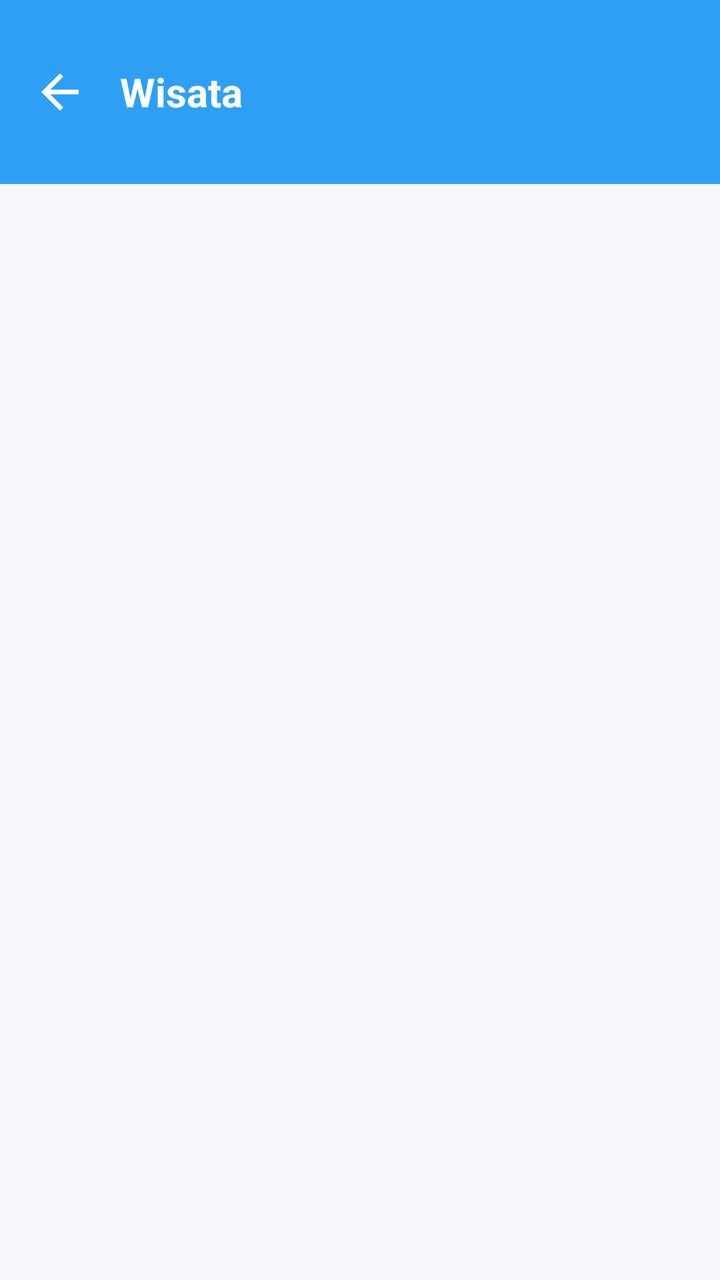
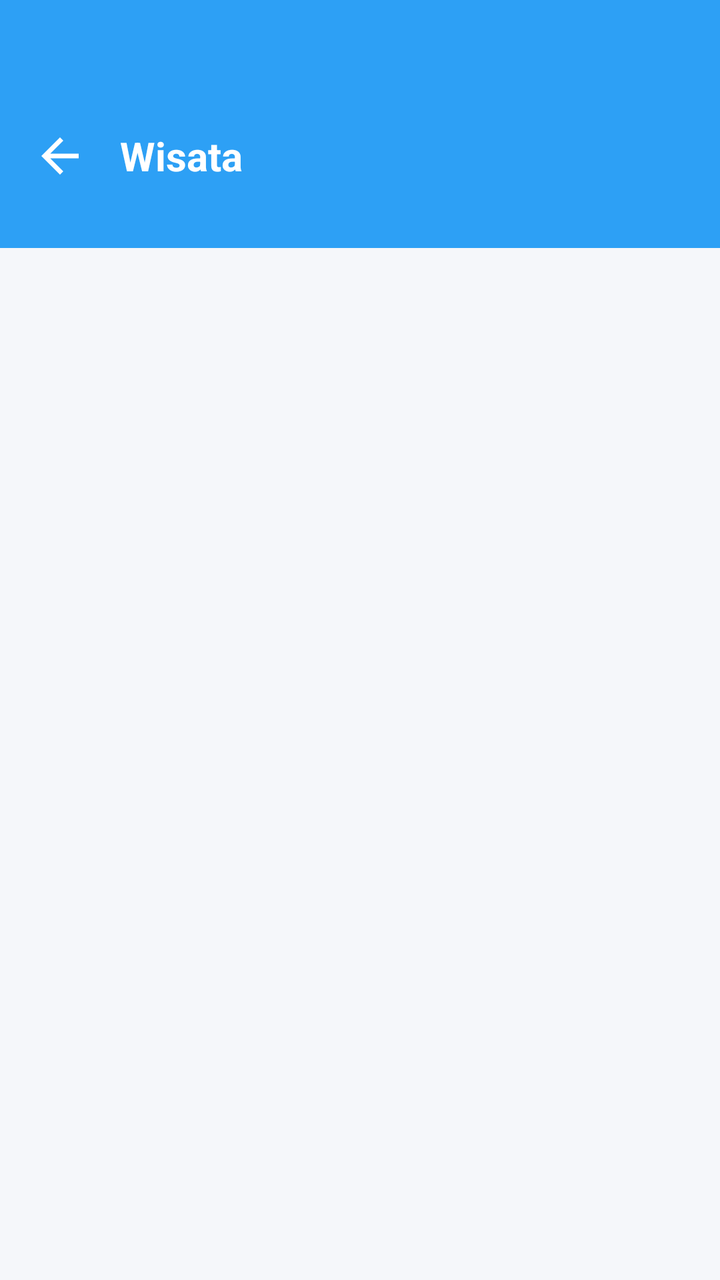

Compare the two renders of this Android layout. The source of the first and the diff that turns it into the second are given below.
<!-- AndroidManifest.xml: application theme Theme.WisataGo -->
<!-- res/layout/activity_wisata.xml -->
<?xml version="1.0" encoding="utf-8"?>
<LinearLayout
    xmlns:android="http://schemas.android.com/apk/res/android"
    xmlns:app="http://schemas.android.com/apk/res-auto"
    xmlns:tools="http://schemas.android.com/tools"
    android:layout_width="match_parent"
    android:layout_height="match_parent"
    android:orientation="vertical"
    android:background="#F5F7FA">

    <LinearLayout
        android:layout_width="match_parent"
        android:layout_height="wrap_content"
        android:background="#2DA0F5"
        android:orientation="vertical"
        android:paddingTop="16dp"
        android:paddingBottom="16dp">

        <RelativeLayout
            android:layout_width="match_parent"
            android:layout_height="60dp"
            android:paddingHorizontal="16dp">

            <ImageView
                android:id="@+id/btnBackWisata"
                android:layout_width="28dp"
                android:layout_height="28dp"
                android:layout_centerVertical="true"
                android:src="@drawable/ic_back_white"
                app:tint="#FFFFFF"
                android:clickable="true"
                android:focusable="true"/>

            <TextView
                android:id="@+id/tvTitleWisata"
                android:layout_width="wrap_content"
                android:layout_height="wrap_content"
                android:layout_centerVertical="true"
                android:layout_marginStart="16dp"
                android:layout_toEndOf="@id/btnBackWisata"
                android:text="Wisata"
                android:textColor="#FFFFFF"
                android:textSize="20sp"
                android:textStyle="bold"/>
        </RelativeLayout>
    </LinearLayout>

    <androidx.recyclerview.widget.RecyclerView
        android:id="@+id/rvWisata"
        android:layout_width="match_parent"
        android:layout_height="match_parent"
        android:padding="6dp"
        android:clipToPadding="false"
        tools:listitem="@layout/item_wisata" />

</LinearLayout>
<!-- res/layout/item_wisata.xml (included above) -->
<?xml version="1.0" encoding="utf-8"?>
<androidx.cardview.widget.CardView
    xmlns:android="http://schemas.android.com/apk/res/android"
    xmlns:app="http://schemas.android.com/apk/res-auto"
    android:layout_width="match_parent"
    android:layout_height="wrap_content"
    android:layout_marginHorizontal="14dp"
    android:layout_marginVertical="8dp"
    app:cardCornerRadius="14dp"
    app:cardElevation="3dp">

    <LinearLayout
        android:layout_width="match_parent"
        android:layout_height="wrap_content"
        android:orientation="vertical"
        android:background="#FFFFFF">

        <ImageView
            android:id="@+id/imgWisata"
            android:layout_width="match_parent"
            android:layout_height="175dp"
            android:scaleType="centerCrop"
            android:src="@android:drawable/ic_menu_gallery"
            android:background="#E8E8E8" />

        <RelativeLayout
            android:layout_width="match_parent"
            android:layout_height="wrap_content"
            android:padding="16dp">

            <LinearLayout
                android:layout_width="wrap_content"
                android:layout_height="wrap_content"
                android:orientation="vertical"
                android:layout_alignParentStart="true"
                android:layout_toStartOf="@id/btnPesanWisata"
                android:layout_marginEnd="12dp">

                <TextView
                    android:id="@+id/tvNamaWisata"
                    android:layout_width="wrap_content"
                    android:layout_height="wrap_content"
                    android:text="Nama Tempat Wisata"
                    android:textColor="#1E1E1E"
                    android:textSize="18sp"
                    android:textStyle="bold" />

                <TextView
                    android:id="@+id/tvRating"
                    android:layout_width="wrap_content"
                    android:layout_height="wrap_content"
                    android:layout_marginTop="4dp"
                    android:text="⭐ 4.9"
                    android:textColor="#00A3FF"
                    android:textSize="13sp"
                    android:textStyle="bold" />

                <TextView
                    android:id="@+id/tvHarga"
                    android:layout_width="wrap_content"
                    android:layout_height="wrap_content"
                    android:layout_marginTop="10dp"
                    android:text="Rp 0"
                    android:textColor="#FF5722"
                    android:textSize="18sp"
                    android:textStyle="bold" />
            </LinearLayout>

            <Button
                android:id="@+id/btnPesanWisata"
                android:layout_width="95dp"
                android:layout_height="40dp"
                android:layout_alignParentEnd="true"
                android:layout_alignParentBottom="true"
                android:text="Pesan"
                android:textSize="14sp"
                android:textStyle="bold"
                android:textColor="#FFFFFF"
                android:backgroundTint="#00A3FF"
                android:insetTop="0dp"
                android:insetBottom="0dp"
                app:cornerRadius="8dp" />
        </RelativeLayout>
    </LinearLayout>
</androidx.cardview.widget.CardView>
<!-- resources referenced by this layout -->
<resources>
  <!-- drawable ic_back_white (drawable) -->
  <vector xmlns:android="http://schemas.android.com/apk/res/android"
      android:width="24dp"
      android:height="24dp"
      android:viewportWidth="24"
      android:viewportHeight="24"
      android:tint="#FFFFFF">
      <path
          android:fillColor="@android:color/white"
          android:pathData="M20,11H7.83l5.59,-5.59L12,4l-8,8 8,8 1.41,-1.41L7.83,13H20v-2z"/>
  </vector>
  <style name="Theme.WisataGo" parent="Theme.MaterialComponents.Light.NoActionBar">
      </style>
</resources>

<!-- the commit's change to res/layout/activity_wisata.xml (unified diff, before → after) -->
@@ -13,7 +13,7 @@
         android:layout_height="wrap_content"
         android:background="#2DA0F5"
         android:orientation="vertical"
-        android:paddingTop="16dp"
+        android:paddingTop="48dp"
         android:paddingBottom="16dp">
 
         <RelativeLayout
